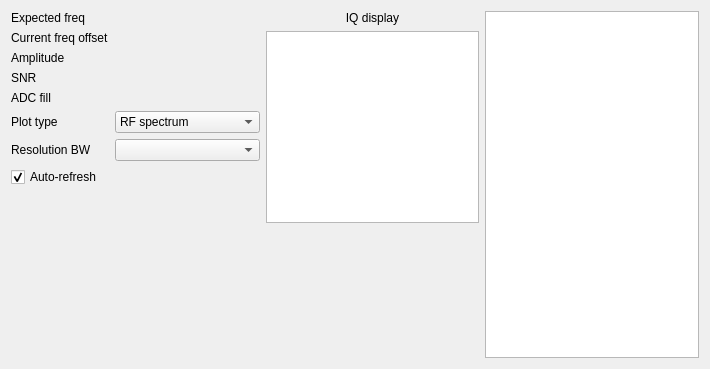
jddes/Frequency-comb-DPLL, file digital_servo_python_gui/channel.ui: the form before one commit.
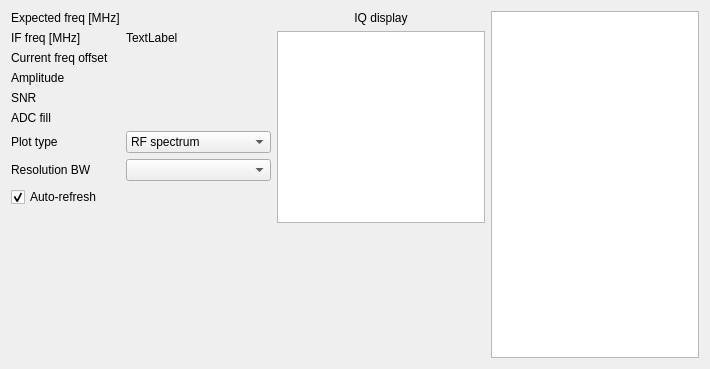
The form after the commit. Custom widgets are drawn as their Qt base class.

```diff
--- a/digital_servo_python_gui/channel.ui
+++ b/digital_servo_python_gui/channel.ui
@@ -45,100 +45,43 @@
    </item>
    <item row="0" column="0" rowspan="3">
     <layout class="QGridLayout" name="gridLayout_3">
-     <item row="5" column="0">
-      <widget class="QLabel" name="label_3">
-       <property name="text">
-        <string>Plot type</string>
-       </property>
-      </widget>
-     </item>
      <item row="2" column="0">
-      <widget class="QLabel" name="lblAmplitude">
-       <property name="text">
-        <string>Amplitude</string>
-       </property>
-      </widget>
-     </item>
-     <item row="1" column="1">
-      <widget class="QLabel" name="lblCurrentFreq">
-       <property name="text">
-        <string/>
-       </property>
-      </widget>
-     </item>
-     <item row="4" column="0">
-      <widget class="QLabel" name="lblADCFill">
-       <property name="text">
-        <string>ADC fill</string>
-       </property>
-       <property name="alignment">
-        <set>Qt::AlignLeading|Qt::AlignLeft|Qt::AlignVCenter</set>
-       </property>
-      </widget>
-     </item>
-     <item row="2" column="1">
-      <widget class="QLabel" name="lblAmplitude_value">
-       <property name="text">
-        <string/>
-       </property>
-      </widget>
-     </item>
-     <item row="3" column="0">
-      <widget class="QLabel" name="lblSNR">
-       <property name="text">
-        <string>SNR</string>
-       </property>
-      </widget>
-     </item>
-     <item row="4" column="1">
-      <widget class="QLabel" name="lblADCFill_value">
-       <property name="autoFillBackground">
-        <bool>false</bool>
-       </property>
-       <property name="text">
-        <string/>
-       </property>
-      </widget>
-     </item>
-     <item row="3" column="1">
-      <widget class="QLabel" name="lblSNR_value">
-       <property name="text">
-        <string/>
-       </property>
-      </widget>
-     </item>
-     <item row="6" column="0">
-      <widget class="QLabel" name="label">
-       <property name="text">
-        <string>Resolution BW</string>
-       </property>
-      </widget>
-     </item>
-     <item row="6" column="1">
-      <widget class="QComboBox" name="comboRBW"/>
-     </item>
-     <item row="0" column="0">
-      <widget class="QLabel" name="label_8">
-       <property name="text">
-        <string>Expected freq</string>
-       </property>
-      </widget>
-     </item>
-     <item row="1" column="0">
       <widget class="QLabel" name="label_10">
        <property name="text">
         <string>Current freq offset</string>
        </property>
       </widget>
      </item>
-     <item row="0" column="1">
-      <widget class="QLabel" name="lblExpectedFreq">
-       <property name="text">
-        <string/>
-       </property>
+     <item row="6" column="1">
+      <widget class="QComboBox" name="comboPlotType">
+       <item>
+        <property name="text">
+         <string>RF spectrum</string>
+        </property>
+       </item>
+       <item>
+        <property name="text">
+         <string>Baseband spectrum</string>
+        </property>
+       </item>
+       <item>
+        <property name="text">
+         <string>Baseband timeseries</string>
+        </property>
+       </item>
+       <item>
+        <property name="text">
+         <string>IQ timeseries</string>
+        </property>
+       </item>
+       <item>
+        <property name="text">
+         <string>IQ spectrum</string>
+        </property>
+       </item>
       </widget>
      </item>
-     <item row="7" column="0">
+     <item row="8" column="0">
       <widget class="QCheckBox" name="chkAutorefresh">
        <property name="text">
         <string>Auto-refresh</string>
@@ -148,7 +91,21 @@
        </property>
       </widget>
      </item>
-     <item row="8" column="0">
+     <item row="0" column="0">
+      <widget class="QLabel" name="label_8">
+       <property name="text">
+        <string>Expected freq [MHz]</string>
+       </property>
+      </widget>
+     </item>
+     <item row="0" column="1">
+      <widget class="QLabel" name="lblExpectedFreq">
+       <property name="text">
+        <string/>
+       </property>
+      </widget>
+     </item>
+     <item row="9" column="0">
       <spacer name="verticalSpacer_2">
        <property name="orientation">
         <enum>Qt::Vertical</enum>
@@ -161,28 +118,90 @@
        </property>
       </spacer>
      </item>
+     <item row="6" column="0">
+      <widget class="QLabel" name="label_3">
+       <property name="text">
+        <string>Plot type</string>
+       </property>
+      </widget>
+     </item>
+     <item row="3" column="0">
+      <widget class="QLabel" name="lblAmplitude">
+       <property name="text">
+        <string>Amplitude</string>
+       </property>
+      </widget>
+     </item>
+     <item row="2" column="1">
+      <widget class="QLabel" name="lblCurrentFreq">
+       <property name="text">
+        <string/>
+       </property>
+      </widget>
+     </item>
+     <item row="4" column="1">
+      <widget class="QLabel" name="lblSNR_value">
+       <property name="text">
+        <string/>
+       </property>
+      </widget>
+     </item>
+     <item row="7" column="1">
+      <widget class="QComboBox" name="comboRBW"/>
+     </item>
+     <item row="3" column="1">
+      <widget class="QLabel" name="lblAmplitude_value">
+       <property name="text">
+        <string/>
+       </property>
+      </widget>
+     </item>
      <item row="5" column="1">
-      <widget class="QComboBox" name="comboPlotType">
-       <item>
-        <property name="text">
-         <string>RF spectrum</string>
-        </property>
-       </item>
-       <item>
-        <property name="text">
-         <string>Baseband spectrum</string>
-        </property>
-       </item>
-       <item>
-        <property name="text">
-         <string>Baseband timeseries</string>
-        </property>
-       </item>
-       <item>
-        <property name="text">
-         <string>IQ timeseries</string>
-        </property>
-       </item>
+      <widget class="QLabel" name="lblADCFill_value">
+       <property name="autoFillBackground">
+        <bool>false</bool>
+       </property>
+       <property name="text">
+        <string/>
+       </property>
+      </widget>
+     </item>
+     <item row="4" column="0">
+      <widget class="QLabel" name="lblSNR">
+       <property name="text">
+        <string>SNR</string>
+       </property>
+      </widget>
+     </item>
+     <item row="7" column="0">
+      <widget class="QLabel" name="label">
+       <property name="text">
+        <string>Resolution BW</string>
+       </property>
+      </widget>
+     </item>
+     <item row="5" column="0">
+      <widget class="QLabel" name="lblADCFill">
+       <property name="text">
+        <string>ADC fill</string>
+       </property>
+       <property name="alignment">
+        <set>Qt::AlignLeading|Qt::AlignLeft|Qt::AlignVCenter</set>
+       </property>
+      </widget>
+     </item>
+     <item row="1" column="0">
+      <widget class="QLabel" name="label_4">
+       <property name="text">
+        <string>IF freq [MHz]</string>
+       </property>
+      </widget>
+     </item>
+     <item row="1" column="1">
+      <widget class="QLabel" name="lblIFfreq">
+       <property name="text">
+        <string>TextLabel</string>
+       </property>
       </widget>
      </item>
     </layout>
```
